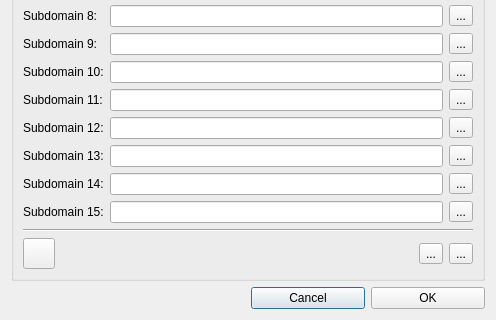
Above: flo2d/ui/import_multiple_domains.ui from FLO-2DSoftware/qgis-flo-2d-plugin before the change; both pictures show x 0 to 496 and y 231 to 551 of the 496 by 551 pixel window. Below: the same form after it.
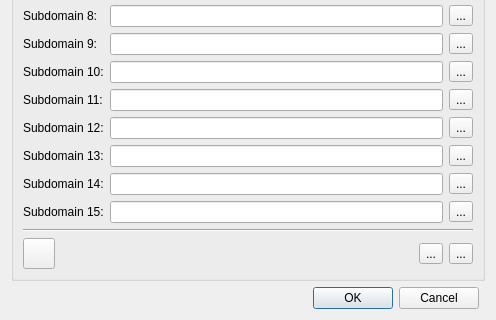
That is the form after the change. Icons and pictures are not drawn.

Commit message:
Multdomain import hdf5 (#1901)
* Add schematic to user in multiple domain import

* Add support for HDF5 file import in multiple domain processing

* Refactor import dialog to streamline global domain import and enhance button functionality

* Remove dialog closure after successful import of multiple domains

* Enhance HDF5 support for multiple domain import and connectivity processing

The edit to the form file:
```diff
--- a/flo2d/ui/import_multiple_domains.ui
+++ b/flo2d/ui/import_multiple_domains.ui
@@ -14,34 +14,20 @@
    <string>Import Multiple Domains</string>
   </property>
   <layout class="QGridLayout" name="gridLayout">
-   <item row="2" column="2">
-    <widget class="QPushButton" name="cancel_btn">
-     <property name="text">
-      <string>Cancel</string>
-     </property>
-    </widget>
-   </item>
-   <item row="2" column="3">
-    <widget class="QPushButton" name="ok_btn">
-     <property name="text">
-      <string>OK</string>
-     </property>
-    </widget>
-   </item>
-   <item row="2" column="0" colspan="2">
-    <spacer name="horizontalSpacer">
+   <item row="1" column="0">
+    <spacer name="verticalSpacer">
      <property name="orientation">
-      <enum>Qt::Horizontal</enum>
+      <enum>Qt::Vertical</enum>
      </property>
      <property name="sizeHint" stdset="0">
       <size>
-       <width>40</width>
-       <height>20</height>
+       <width>20</width>
+       <height>40</height>
       </size>
      </property>
     </spacer>
    </item>
-   <item row="0" column="0" colspan="4">
+   <item row="0" column="0" colspan="3">
     <widget class="QGroupBox" name="groupBox">
      <property name="title">
       <string>Subdomains Selector</string>
@@ -385,18 +371,12 @@
      </layout>
     </widget>
    </item>
-   <item row="1" column="0">
-    <spacer name="verticalSpacer">
-     <property name="orientation">
-      <enum>Qt::Vertical</enum>
+   <item row="2" column="1">
+    <widget class="QDialogButtonBox" name="buttonBox">
+     <property name="standardButtons">
+      <set>QDialogButtonBox::Cancel|QDialogButtonBox::Ok</set>
      </property>
-     <property name="sizeHint" stdset="0">
-      <size>
-       <width>20</width>
-       <height>40</height>
-      </size>
-     </property>
-    </spacer>
+    </widget>
    </item>
   </layout>
  </widget>
```
Left out of the diff: 37 changed lines with no effect on the pictures. The commit also changes 4 other files.
